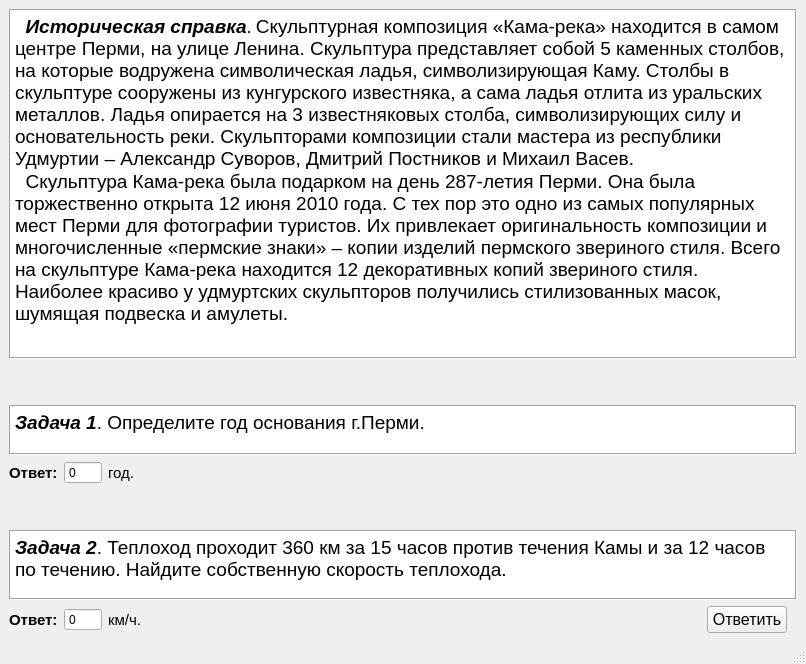
This is FirstTaskWindow.ui in VladZuykin/quest as Qt 5 draws it before an edit. The edited form follows.
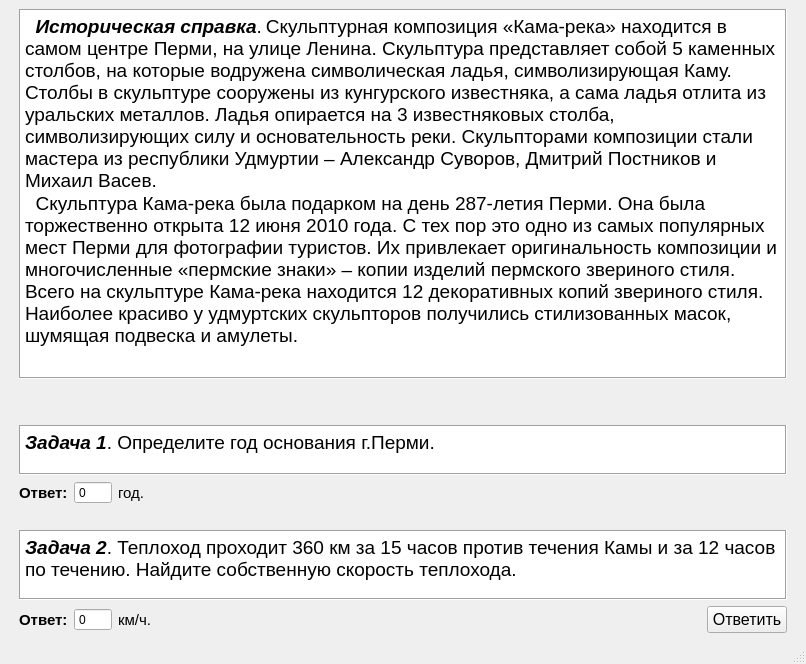
This is the edited form.

Commit message: Доделано всё but maps, исправлены ui files

Diff of the .ui file:
```diff
--- a/FirstTaskWindow.ui
+++ b/FirstTaskWindow.ui
@@ -14,9 +14,25 @@
    <string>Кама-река</string>
   </property>
   <widget class="QWidget" name="centralwidget">
-   <layout class="QVBoxLayout" name="verticalLayout_2">
+   <layout class="QVBoxLayout" name="verticalLayout">
     <item>
-     <layout class="QVBoxLayout" name="verticalLayout">
+     <layout class="QHBoxLayout" name="horizontalLayout_3">
+      <item>
+       <spacer name="horizontalSpacer_5">
+        <property name="orientation">
+         <enum>Qt::Horizontal</enum>
+        </property>
+        <property name="sizeType">
+         <enum>QSizePolicy::Fixed</enum>
+        </property>
+        <property name="sizeHint" stdset="0">
+         <size>
+          <width>10</width>
+          <height>20</height>
+         </size>
+        </property>
+       </spacer>
+      </item>
       <item>
        <widget class="QTextBrowser" name="textBrowser">
         <property name="frameShape">
@@ -33,17 +49,53 @@
        </widget>
       </item>
       <item>
-       <spacer name="verticalSpacer_4">
+       <spacer name="horizontalSpacer_4">
         <property name="orientation">
-         <enum>Qt::Vertical</enum>
+         <enum>Qt::Horizontal</enum>
         </property>
         <property name="sizeType">
          <enum>QSizePolicy::Fixed</enum>
         </property>
         <property name="sizeHint" stdset="0">
          <size>
-          <width>20</width>
-          <height>40</height>
+          <width>10</width>
+          <height>20</height>
+         </size>
+        </property>
+       </spacer>
+      </item>
+     </layout>
+    </item>
+    <item>
+     <spacer name="verticalSpacer_4">
+      <property name="orientation">
+       <enum>Qt::Vertical</enum>
+      </property>
+      <property name="sizeType">
+       <enum>QSizePolicy::Minimum</enum>
+      </property>
+      <property name="sizeHint" stdset="0">
+       <size>
+        <width>20</width>
+        <height>40</height>
+       </size>
+      </property>
+     </spacer>
+    </item>
+    <item>
+     <layout class="QHBoxLayout" name="horizontalLayout_4">
+      <item>
+       <spacer name="horizontalSpacer_7">
+        <property name="orientation">
+         <enum>Qt::Horizontal</enum>
+        </property>
+        <property name="sizeType">
+         <enum>QSizePolicy::Fixed</enum>
+        </property>
+        <property name="sizeHint" stdset="0">
+         <size>
+          <width>10</width>
+          <height>20</height>
          </size>
         </property>
        </spacer>
@@ -75,6 +127,42 @@
        </widget>
       </item>
       <item>
+       <spacer name="horizontalSpacer_6">
+        <property name="orientation">
+         <enum>Qt::Horizontal</enum>
+        </property>
+        <property name="sizeType">
+         <enum>QSizePolicy::Fixed</enum>
+        </property>
+        <property name="sizeHint" stdset="0">
+         <size>
+          <width>10</width>
+          <height>20</height>
+         </size>
+        </property>
+       </spacer>
+      </item>
+     </layout>
+    </item>
+    <item>
+     <layout class="QHBoxLayout" name="horizontalLayout_5">
+      <item>
+       <spacer name="horizontalSpacer_8">
+        <property name="orientation">
+         <enum>Qt::Horizontal</enum>
+        </property>
+        <property name="sizeType">
+         <enum>QSizePolicy::Fixed</enum>
+        </property>
+        <property name="sizeHint" stdset="0">
+         <size>
+          <width>10</width>
+          <height>20</height>
+         </size>
+        </property>
+       </spacer>
+      </item>
+      <item>
        <layout class="QHBoxLayout" name="horizontalLayout">
         <item>
          <widget class="QLabel" name="label">
@@ -126,33 +214,53 @@
           </property>
          </widget>
         </item>
-        <item>
-         <spacer name="horizontalSpacer">
-          <property name="orientation">
-           <enum>Qt::Horizontal</enum>
-          </property>
-          <property name="sizeHint" stdset="0">
-           <size>
-            <width>40</width>
-            <height>20</height>
-           </size>
-          </property>
-         </spacer>
-        </item>
        </layout>
       </item>
       <item>
-       <spacer name="verticalSpacer_2">
+       <spacer name="horizontalSpacer_9">
         <property name="orientation">
-         <enum>Qt::Vertical</enum>
+         <enum>Qt::Horizontal</enum>
+        </property>
+        <property name="sizeHint" stdset="0">
+         <size>
+          <width>40</width>
+          <height>20</height>
+         </size>
+        </property>
+       </spacer>
+      </item>
+     </layout>
+    </item>
+    <item>
+     <spacer name="verticalSpacer_2">
+      <property name="orientation">
+       <enum>Qt::Vertical</enum>
+      </property>
+      <property name="sizeType">
+       <enum>QSizePolicy::Fixed</enum>
+      </property>
+      <property name="sizeHint" stdset="0">
+       <size>
+        <width>20</width>
+        <height>20</height>
+       </size>
+      </property>
+     </spacer>
+    </item>
+    <item>
+     <layout class="QHBoxLayout" name="horizontalLayout_6">
+      <item>
+       <spacer name="horizontalSpacer_10">
+        <property name="orientation">
+         <enum>Qt::Horizontal</enum>
         </property>
         <property name="sizeType">
          <enum>QSizePolicy::Fixed</enum>
         </property>
         <property name="sizeHint" stdset="0">
          <size>
-          <width>20</width>
-          <height>40</height>
+          <width>10</width>
+          <height>20</height>
          </size>
         </property>
        </spacer>
@@ -178,6 +286,42 @@
        </widget>
       </item>
       <item>
+       <spacer name="horizontalSpacer_11">
+        <property name="orientation">
+         <enum>Qt::Horizontal</enum>
+        </property>
+        <property name="sizeType">
+         <enum>QSizePolicy::Fixed</enum>
+        </property>
+        <property name="sizeHint" stdset="0">
+         <size>
+          <width>10</width>
+          <height>20</height>
+         </size>
+        </property>
+       </spacer>
+      </item>
+     </layout>
+    </item>
+    <item>
+     <layout class="QHBoxLayout" name="horizontalLayout_7">
+      <item>
+       <spacer name="horizontalSpacer_12">
+        <property name="orientation">
+         <enum>Qt::Horizontal</enum>
+        </property>
+        <property name="sizeType">
+         <enum>QSizePolicy::Fixed</enum>
+        </property>
+        <property name="sizeHint" stdset="0">
+         <size>
+          <width>10</width>
+          <height>20</height>
+         </size>
+        </property>
+       </spacer>
+      </item>
+      <item>
        <layout class="QHBoxLayout" name="horizontalLayout_2">
         <item>
          <widget class="QLabel" name="label_2">
@@ -255,7 +399,7 @@
          </widget>
         </item>
         <item>
-         <spacer name="horizontalSpacer_3">
+         <spacer name="horizontalSpacer">
           <property name="orientation">
            <enum>Qt::Horizontal</enum>
           </property>
```
The commit also changes 7 other files.
